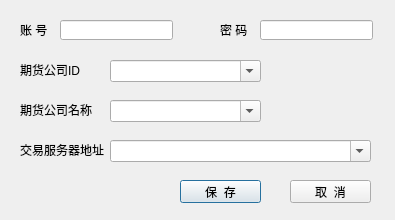
oyzhiquan/ctp-follow, file QuantBox/mainsetting.ui: the form before one commit.
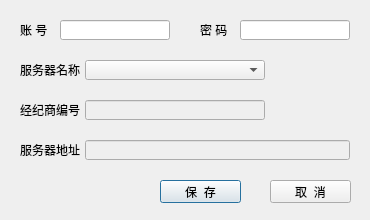
The form after the commit.

Patch:
```diff
--- a/QuantBox/mainsetting.ui
+++ b/QuantBox/mainsetting.ui
@@ -6,7 +6,7 @@
    <rect>
     <x>0</x>
     <y>0</y>
-    <width>395</width>
+    <width>370</width>
     <height>220</height>
    </rect>
   </property>
@@ -31,7 +31,7 @@
     <rect>
      <x>60</x>
      <y>20</y>
-     <width>113</width>
+     <width>110</width>
      <height>20</height>
     </rect>
    </property>
@@ -39,7 +39,7 @@
   <widget class="QLabel" name="label_2">
    <property name="geometry">
     <rect>
-     <x>220</x>
+     <x>200</x>
      <y>20</y>
      <width>30</width>
      <height>20</height>
@@ -52,37 +52,40 @@
   <widget class="QLineEdit" name="lineEdit_2">
    <property name="geometry">
     <rect>
-     <x>260</x>
+     <x>240</x>
      <y>20</y>
-     <width>113</width>
+     <width>110</width>
      <height>20</height>
     </rect>
    </property>
+   <property name="echoMode">
+    <enum>QLineEdit::Password</enum>
+   </property>
   </widget>
   <widget class="QLabel" name="label_3">
    <property name="geometry">
     <rect>
      <x>20</x>
-     <y>60</y>
-     <width>60</width>
+     <y>100</y>
+     <width>65</width>
      <height>20</height>
     </rect>
    </property>
    <property name="text">
-    <string>期货公司ID</string>
+    <string>经纪商编号</string>
    </property>
   </widget>
   <widget class="QLabel" name="label_4">
    <property name="geometry">
     <rect>
      <x>20</x>
-     <y>100</y>
-     <width>72</width>
+     <y>60</y>
+     <width>65</width>
      <height>20</height>
     </rect>
    </property>
    <property name="text">
-    <string>期货公司名称</string>
+    <string>服务器名称</string>
    </property>
   </widget>
   <widget class="QLabel" name="label_5">
@@ -90,57 +93,31 @@
     <rect>
      <x>20</x>
      <y>140</y>
-     <width>91</width>
+     <width>65</width>
      <height>20</height>
     </rect>
    </property>
    <property name="text">
-    <string>交易服务器地址</string>
+    <string>服务器地址</string>
    </property>
   </widget>
   <widget class="QComboBox" name="comboBox">
    <property name="geometry">
     <rect>
-     <x>110</x>
+     <x>85</x>
      <y>60</y>
-     <width>151</width>
-     <height>22</height>
+     <width>180</width>
+     <height>20</height>
     </rect>
    </property>
    <property name="editable">
-    <bool>true</bool>
+    <bool>false</bool>
    </property>
   </widget>
-  <widget class="QComboBox" name="comboBox_2">
+  <widget class="QPushButton" name="saveButton">
    <property name="geometry">
     <rect>
-     <x>110</x>
-     <y>100</y>
-     <width>151</width>
-     <height>22</height>
-    </rect>
-   </property>
-   <property name="editable">
-    <bool>true</bool>
-   </property>
-  </widget>
-  <widget class="QComboBox" name="comboBox_3">
-   <property name="geometry">
-    <rect>
-     <x>110</x>
-     <y>140</y>
-     <width>261</width>
-     <height>22</height>
-    </rect>
-   </property>
-   <property name="editable">
-    <bool>true</bool>
-   </property>
-  </widget>
-  <widget class="QPushButton" name="okButton">
-   <property name="geometry">
-    <rect>
-     <x>180</x>
+     <x>160</x>
      <y>180</y>
      <width>81</width>
      <height>23</height>
@@ -153,7 +130,7 @@
   <widget class="QPushButton" name="cancelButton">
    <property name="geometry">
     <rect>
-     <x>290</x>
+     <x>270</x>
      <y>180</y>
      <width>81</width>
      <height>23</height>
@@ -163,6 +140,32 @@
     <string>取  消</string>
    </property>
   </widget>
+  <widget class="QLineEdit" name="brokerID">
+   <property name="enabled">
+    <bool>false</bool>
+   </property>
+   <property name="geometry">
+    <rect>
+     <x>85</x>
+     <y>100</y>
+     <width>180</width>
+     <height>20</height>
+    </rect>
+   </property>
+  </widget>
+  <widget class="QLineEdit" name="frontAddr">
+   <property name="enabled">
+    <bool>false</bool>
+   </property>
+   <property name="geometry">
+    <rect>
+     <x>85</x>
+     <y>140</y>
+     <width>265</width>
+     <height>20</height>
+    </rect>
+   </property>
+  </widget>
  </widget>
  <resources/>
  <connections>
```
Left out of the diff: 42 changed lines with no effect on the pictures.
